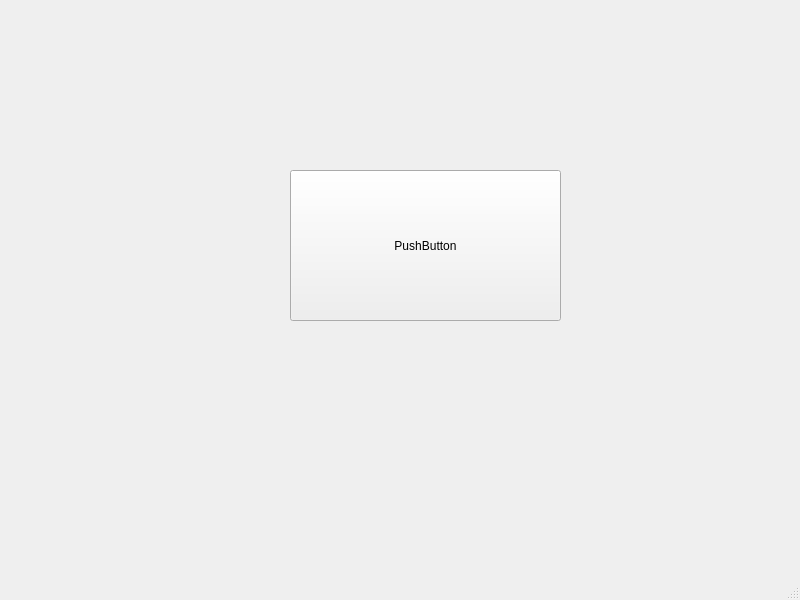
First picture: the form in resources/ui/DisplayResults.ui, repository TheHawz/Quick-Scan, before the edit.
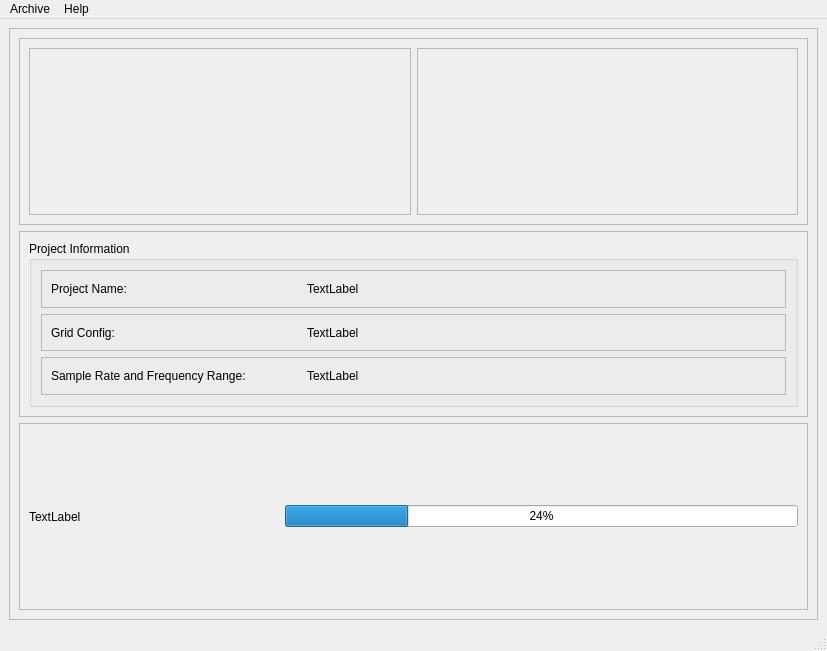
Second picture: the form after the edit.

Patch:
```diff
--- a/resources/ui/DisplayResults.ui
+++ b/resources/ui/DisplayResults.ui
@@ -6,37 +6,270 @@
    <rect>
     <x>0</x>
     <y>0</y>
-    <width>800</width>
-    <height>600</height>
+    <width>827</width>
+    <height>651</height>
    </rect>
   </property>
   <property name="windowTitle">
    <string>MainWindow</string>
   </property>
   <widget class="QWidget" name="centralwidget">
-   <widget class="QPushButton" name="pushButton">
-    <property name="geometry">
-     <rect>
-      <x>290</x>
-      <y>170</y>
-      <width>271</width>
-      <height>151</height>
-     </rect>
-    </property>
-    <property name="text">
-     <string>PushButton</string>
-    </property>
-   </widget>
+   <layout class="QHBoxLayout" name="horizontalLayout">
+    <item>
+     <widget class="QFrame" name="frame">
+      <property name="frameShape">
+       <enum>QFrame::StyledPanel</enum>
+      </property>
+      <property name="frameShadow">
+       <enum>QFrame::Raised</enum>
+      </property>
+      <layout class="QVBoxLayout" name="verticalLayout">
+       <item>
+        <widget class="QFrame" name="frame_2">
+         <property name="frameShape">
+          <enum>QFrame::StyledPanel</enum>
+         </property>
+         <property name="frameShadow">
+          <enum>QFrame::Raised</enum>
+         </property>
+         <layout class="QHBoxLayout" name="horizontalLayout_2">
+          <item>
+           <widget class="QFrame" name="frame_5">
+            <property name="frameShape">
+             <enum>QFrame::StyledPanel</enum>
+            </property>
+            <property name="frameShadow">
+             <enum>QFrame::Raised</enum>
+            </property>
+            <layout class="QHBoxLayout" name="horizontalLayout_4">
+             <item>
+              <widget class="QLabel" name="bg_img_label">
+               <property name="text">
+                <string/>
+               </property>
+              </widget>
+             </item>
+            </layout>
+           </widget>
+          </item>
+          <item>
+           <widget class="QFrame" name="frame_4">
+            <property name="frameShape">
+             <enum>QFrame::StyledPanel</enum>
+            </property>
+            <property name="frameShadow">
+             <enum>QFrame::Raised</enum>
+            </property>
+            <layout class="QHBoxLayout" name="horizontalLayout_3">
+             <item>
+              <widget class="QLabel" name="spectrum_label">
+               <property name="text">
+                <string/>
+               </property>
+              </widget>
+             </item>
+            </layout>
+           </widget>
+          </item>
+         </layout>
+        </widget>
+       </item>
+       <item>
+        <widget class="QFrame" name="frame_3">
+         <property name="frameShape">
+          <enum>QFrame::StyledPanel</enum>
+         </property>
+         <property name="frameShadow">
+          <enum>QFrame::Raised</enum>
+         </property>
+         <layout class="QHBoxLayout" name="horizontalLayout_5">
+          <item>
+           <widget class="QGroupBox" name="groupBox">
+            <property name="title">
+             <string>Project Information</string>
+            </property>
+            <layout class="QVBoxLayout" name="verticalLayout_2">
+             <item>
+              <widget class="QFrame" name="frame_7">
+               <property name="frameShape">
+                <enum>QFrame::StyledPanel</enum>
+               </property>
+               <property name="frameShadow">
+                <enum>QFrame::Raised</enum>
+               </property>
+               <layout class="QHBoxLayout" name="horizontalLayout_7">
+                <item>
+                 <widget class="QLabel" name="label_2">
+                  <property name="minimumSize">
+                   <size>
+                    <width>250</width>
+                    <height>0</height>
+                   </size>
+                  </property>
+                  <property name="maximumSize">
+                   <size>
+                    <width>250</width>
+                    <height>16777215</height>
+                   </size>
+                  </property>
+                  <property name="text">
+                   <string>Project Name:</string>
+                  </property>
+                 </widget>
+                </item>
+                <item>
+                 <widget class="QLabel" name="pr_name">
+                  <property name="text">
+                   <string>TextLabel</string>
+                  </property>
+                 </widget>
+                </item>
+               </layout>
+              </widget>
+             </item>
+             <item>
+              <widget class="QFrame" name="frame_9">
+               <property name="frameShape">
+                <enum>QFrame::StyledPanel</enum>
+               </property>
+               <property name="frameShadow">
+                <enum>QFrame::Raised</enum>
+               </property>
+               <layout class="QHBoxLayout" name="horizontalLayout_8">
+                <item>
+                 <widget class="QLabel" name="label_4">
+                  <property name="minimumSize">
+                   <size>
+                    <width>250</width>
+                    <height>0</height>
+                   </size>
+                  </property>
+                  <property name="maximumSize">
+                   <size>
+                    <width>250</width>
+                    <height>16777215</height>
+                   </size>
+                  </property>
+                  <property name="text">
+                   <string>Grid Config:</string>
+                  </property>
+                 </widget>
+                </item>
+                <item>
+                 <widget class="QLabel" name="grid_config">
+                  <property name="text">
+                   <string>TextLabel</string>
+                  </property>
+                 </widget>
+                </item>
+               </layout>
+              </widget>
+             </item>
+             <item>
+              <widget class="QFrame" name="frame_8">
+               <property name="frameShape">
+                <enum>QFrame::StyledPanel</enum>
+               </property>
+               <property name="frameShadow">
+                <enum>QFrame::Raised</enum>
+               </property>
+               <layout class="QHBoxLayout" name="horizontalLayout_9">
+                <item>
+                 <widget class="QLabel" name="label_6">
+                  <property name="minimumSize">
+                   <size>
+                    <width>250</width>
+                    <height>0</height>
+                   </size>
+                  </property>
+                  <property name="maximumSize">
+                   <size>
+                    <width>250</width>
+                    <height>16777215</height>
+                   </size>
+                  </property>
+                  <property name="text">
+                   <string>Sample Rate and Frequency Range: </string>
+                  </property>
+                 </widget>
+                </item>
+                <item>
+                 <widget class="QLabel" name="audio_info">
+                  <property name="text">
+                   <string>TextLabel</string>
+                  </property>
+                 </widget>
+                </item>
+               </layout>
+              </widget>
+             </item>
+            </layout>
+           </widget>
+          </item>
+         </layout>
+        </widget>
+       </item>
+       <item>
+        <widget class="QFrame" name="frame_6">
+         <property name="frameShape">
+          <enum>QFrame::StyledPanel</enum>
+         </property>
+         <property name="frameShadow">
+          <enum>QFrame::Raised</enum>
+         </property>
+         <layout class="QHBoxLayout" name="horizontalLayout_6">
+          <item>
+           <widget class="QLabel" name="label">
+            <property name="minimumSize">
+             <size>
+              <width>250</width>
+              <height>0</height>
+             </size>
+            </property>
+            <property name="text">
+             <string>TextLabel</string>
+            </property>
+           </widget>
+          </item>
+          <item>
+           <widget class="QProgressBar" name="progressBar">
+            <property name="value">
+             <number>24</number>
+            </property>
+           </widget>
+          </item>
+         </layout>
+        </widget>
+       </item>
+      </layout>
+     </widget>
+    </item>
+   </layout>
   </widget>
   <widget class="QMenuBar" name="menubar">
    <property name="geometry">
     <rect>
      <x>0</x>
      <y>0</y>
-     <width>800</width>
-     <height>21</height>
+     <width>827</width>
+     <height>22</height>
     </rect>
    </property>
+   <widget class="QMenu" name="menuArchive">
+    <property name="title">
+     <string>Archive</string>
+    </property>
+    <addaction name="actionOpen_Project"/>
+    <addaction name="action_Quit"/>
+   </widget>
+   <widget class="QMenu" name="menuHelp">
+    <property name="title">
+     <string>Help</string>
+    </property>
+    <addaction name="actionAbout"/>
+   </widget>
+   <addaction name="menuArchive"/>
+   <addaction name="menuHelp"/>
   </widget>
   <widget class="QStatusBar" name="statusbar"/>
  </widget>
```
Left out of the diff: 27 changed lines with no effect on the pictures.
